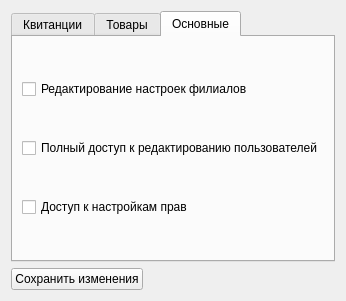
The window that permissionswidget.ui (eboladev/XPPC) describes before a commit, drawn with Qt 5.
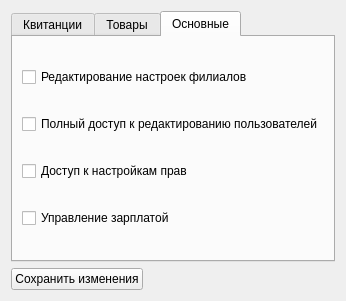
The same window after the commit. The open tabs and pages were chosen to show the change. Icons and pictures are not drawn.

```diff
--- a/permissionswidget.ui
+++ b/permissionswidget.ui
@@ -7,7 +7,7 @@
     <x>0</x>
     <y>0</y>
     <width>322</width>
-    <height>249</height>
+    <height>272</height>
    </rect>
   </property>
   <property name="windowTitle">
@@ -137,28 +137,35 @@
       <attribute name="title">
        <string>Основные</string>
       </attribute>
-      <layout class="QGridLayout" name="gridLayout_5">
-       <item row="0" column="0">
+      <layout class="QVBoxLayout" name="verticalLayout">
+       <item>
         <widget class="QCheckBox" name="checkBoxBranchEdit">
          <property name="text">
           <string>Редактирование настроек филиалов</string>
          </property>
         </widget>
        </item>
-       <item row="1" column="0">
+       <item>
         <widget class="QCheckBox" name="checkBoxUsersEdit">
          <property name="text">
           <string>Полный доступ к редактированию пользователей</string>
          </property>
         </widget>
        </item>
-       <item row="2" column="0">
+       <item>
         <widget class="QCheckBox" name="checkBoxPermissionsEdit">
          <property name="text">
           <string>Доступ к настройкам прав</string>
          </property>
         </widget>
        </item>
+       <item>
+        <widget class="QCheckBox" name="checkBoxSalary">
+         <property name="text">
+          <string>Управление зарплатой</string>
+         </property>
+        </widget>
+       </item>
       </layout>
      </widget>
     </widget>
```
Left out of the diff: 2 changed lines with no effect on the pictures.
